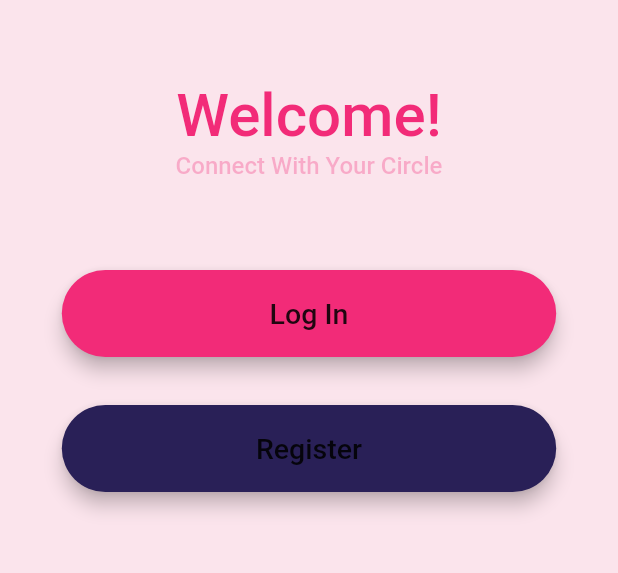
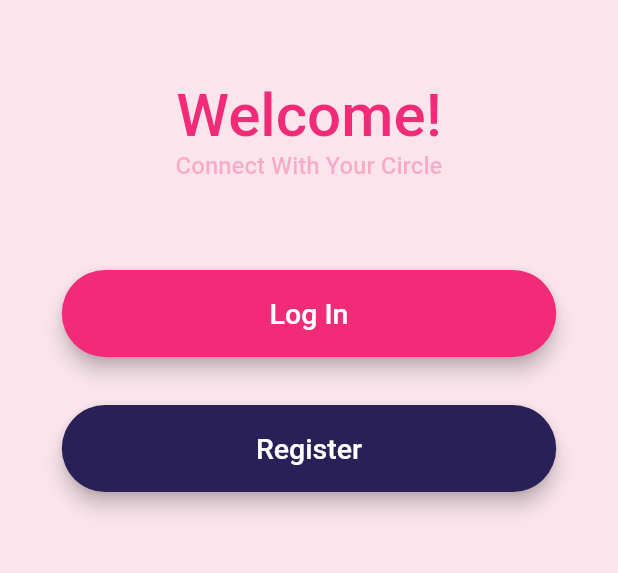
Before and after one commit to shihabksaleem/FlashChat, a Flutter app: the screen it shows after launch, on a phone screen of 412 x 824 dp, the part 607-1180 px from its top. Run offline on Flutter 3.47's test engine with Material 2 defaults, Android fonts, the phone set to English and light mode, and no system bars; our stand-ins replace animated_splash_screen, cloud_firestore, firebase_auth, firebase_core; missing offline and left inert: modal_progress_hud_alt; accounts and stored records are empty.

Commit message:
Theme updated

```diff
--- a/lib/main.dart
+++ b/lib/main.dart
@@ -20,7 +20,7 @@ class FlashChat extends StatelessWidget {
   Widget build(BuildContext context) {
     return MaterialApp(
       debugShowCheckedModeBanner: false,
-      theme: ThemeData.light().copyWith(
+      theme: ThemeData.dark().copyWith(
         scaffoldBackgroundColor: Colors.white,
         textTheme: TextTheme(
           bodyText1: TextStyle(color: Colors.white),
```
